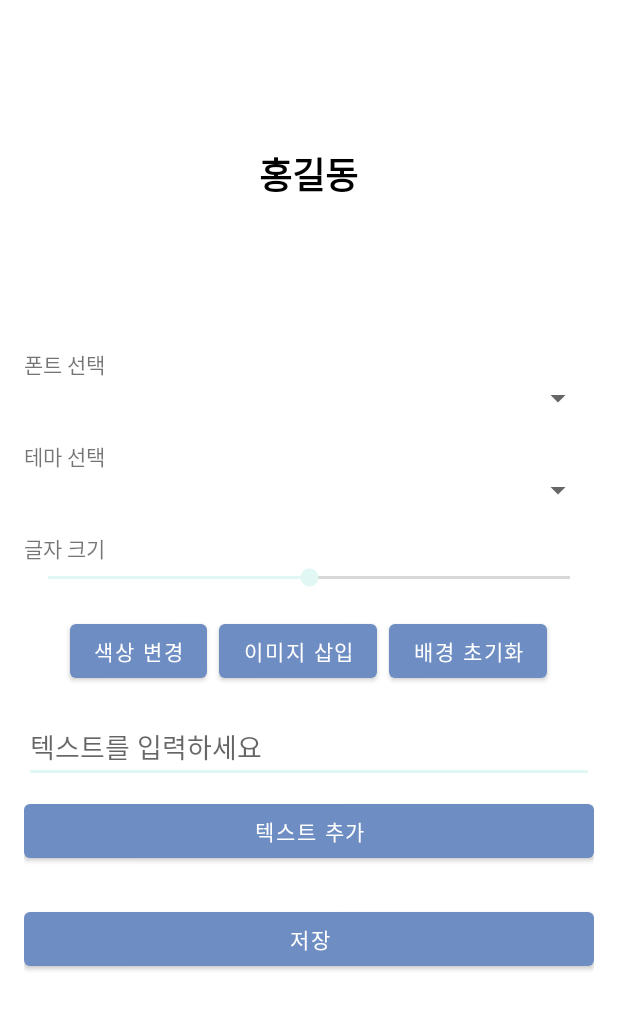
After one commit to Parkjunhyeok123/calendar, an Android app: the layout activity_card_editor.xml on its own in the app's theme, with its tools: preview values and no code run, on a phone screen of 412 x 824 dp. The commit adds this screen. Shown: the top 1010 px of the screen. Run offline under Robolectric (Android 15) with nearby library versions, the phone set to English and light mode, and no system bars.

Commit message:
인트로 사진 추가 및 식당 변경,명함 구현

```diff
--- a/app/src/main/AndroidManifest.xml
+++ b/app/src/main/AndroidManifest.xml
@@ -5,6 +5,11 @@
     <uses-permission android:name="android.permission.POST_NOTIFICATIONS" />
     <uses-permission android:name="android.permission.INTERNET"/>
     <uses-permission android:name="android.permission.ACCESS_FINE_LOCATION" />
+    <uses-permission android:name="android.permission.ACCESS_COARSE_LOCATION" />
+    <uses-permission android:name="android.permission.WRITE_EXTERNAL_STORAGE"
+        android:maxSdkVersion="28"/>
+    <uses-permission android:name="android.permission.READ_EXTERNAL_STORAGE"/>
+
 
 
     <application
@@ -58,6 +63,7 @@
         <activity android:name=".ui.approval.LeaveRequestListActivity" />
         <activity android:name=".ui.approval.LeaveRequestActivity" />
         <activity android:name=".ui.chat.ChatActivity" />
+        <activity android:name=".ui.card.CardEditorActivity" />
         <activity
             android:name=".ui.login.FindPwActivity"
             android:exported="true"
--- a/app/src/main/java/com/company/calendar/ui/main/MainFragment.java
+++ b/app/src/main/java/com/company/calendar/ui/main/MainFragment.java
@@ -21,6 +21,7 @@ import androidx.recyclerview.widget.RecyclerView;
 import com.company.calendar.R;
 import com.company.calendar.ui.approval.LeaveRequestListActivity;
 import com.company.calendar.ui.attendance.AttendanceActivity;
+import com.company.calendar.ui.card.CardEditorActivity;
 import com.company.calendar.ui.chat.ChatActivity;
 import com.company.calendar.ui.email.EmailActivity;
 import com.company.calendar.ui.event.EventListActivity;
@@ -103,6 +104,7 @@ public class MainFragment extends Fragment {
         shortcutList.add(new Shortcut("식당", R.drawable.ic_food));
         shortcutList.add(new Shortcut("전자결재", R.drawable.ic_ok));
         shortcutList.add(new Shortcut("부서별 채팅", R.drawable.ic_chat));
+        shortcutList.add(new Shortcut("명함", R.drawable.ic_chat));
 
 
         shortcutAdapter = new ShortcutAdapter(getContext(), shortcutList, position -> {
@@ -130,6 +132,9 @@ public class MainFragment extends Fragment {
                     break;
                 case 7:
                     startActivity(new Intent(getContext(), ChatActivity.class)); // 부서별 채팅 연결
+                    break;
+                case 8:
+                    startActivity(new Intent(getContext(), CardEditorActivity.class));
                     break;
             }
         });
--- a/app/src/main/java/com/company/calendar/ui/mypage/MypagePagerAdapter.java
+++ b/app/src/main/java/com/company/calendar/ui/mypage/MypagePagerAdapter.java
@@ -5,6 +5,7 @@ import androidx.fragment.app.Fragment;
 import androidx.fragment.app.FragmentManager;
 import androidx.fragment.app.FragmentStatePagerAdapter;
 
+import com.company.calendar.ui.card.CardEditorActivity;
 import com.company.calendar.ui.mail.MailFragment;
 
 
@@ -25,6 +26,8 @@ public class MypagePagerAdapter extends FragmentStatePagerAdapter {
                 return new MypageFourthFragment();
             case 2:
                 return new MailFragment();
+
+
             default:
                 return null;
         }
@@ -47,6 +50,7 @@ public class MypagePagerAdapter extends FragmentStatePagerAdapter {
             case 2:
                 return "메일";
 
+
             default:
                 return null;
         }
--- /dev/null
+++ b/app/src/main/res/layout/activity_card_editor.xml
@@ -0,0 +1,124 @@
+<?xml version="1.0" encoding="utf-8"?>
+<ScrollView xmlns:android="http://schemas.android.com/apk/res/android"
+    android:layout_width="match_parent"
+    android:layout_height="match_parent"
+    android:fillViewport="true"
+    android:padding="16dp">
+
+    <LinearLayout
+        android:layout_width="match_parent"
+        android:layout_height="wrap_content"
+        android:orientation="vertical">
+
+        <!-- 명함 미리보기 -->
+        <FrameLayout
+            android:id="@+id/cardLayout"
+            android:layout_width="match_parent"
+            android:layout_height="200dp"
+            android:background="#FFFFFF"
+            android:layout_marginBottom="16dp"
+            android:padding="8dp">
+
+            <ImageView
+                android:id="@+id/bgImage"
+                android:layout_width="match_parent"
+                android:layout_height="match_parent"
+                android:scaleType="centerCrop"
+                android:visibility="gone" />
+
+            <TextView
+                android:id="@+id/movableText"
+                android:layout_width="wrap_content"
+                android:layout_height="wrap_content"
+                android:text="홍길동"
+                android:textSize="24sp"
+                android:textColor="#000000"
+                android:textStyle="bold"
+                android:layout_gravity="center" />
+        </FrameLayout>
+
+        <!-- 폰트 선택 -->
+        <TextView
+            android:layout_width="wrap_content"
+            android:layout_height="wrap_content"
+            android:text="폰트 선택" />
+        <Spinner
+            android:id="@+id/spinnerFont"
+            android:layout_width="match_parent"
+            android:layout_height="wrap_content" />
+
+        <!-- 테마 선택 -->
+        <TextView
+            android:layout_width="wrap_content"
+            android:layout_height="wrap_content"
+            android:text="테마 선택"
+            android:layout_marginTop="16dp" />
+        <Spinner
+            android:id="@+id/spinnerTheme"
+            android:layout_width="match_parent"
+            android:layout_height="wrap_content" />
+
+        <!-- 글자 크기 조절 -->
+        <TextView
+            android:layout_width="wrap_content"
+            android:layout_height="wrap_content"
+            android:text="글자 크기"
+            android:layout_marginTop="16dp" />
+        <SeekBar
+            android:id="@+id/seekSize"
+            android:layout_width="match_parent"
+            android:layout_height="wrap_content"
+            android:max="48"
+            android:progress="24" />
+
+        <!-- 버튼들 -->
+        <LinearLayout
+            android:layout_width="match_parent"
+            android:layout_height="wrap_content"
+            android:orientation="horizontal"
+            android:layout_marginTop="16dp"
+            android:gravity="center">
+
+            <Button
+                android:id="@+id/buttonColor"
+                android:layout_width="wrap_content"
+                android:layout_height="wrap_content"
+                android:text="색상 변경" />
+
+            <Button
+                android:id="@+id/buttonImage"
+                android:layout_width="wrap_content"
+                android:layout_height="wrap_content"
+                android:text="이미지 삽입"
+                android:layout_marginStart="8dp" />
+
+            <Button
+                android:id="@+id/buttonChangeBg"
+                android:layout_width="wrap_content"
+                android:layout_height="wrap_content"
+                android:text="배경 초기화"
+                android:layout_marginStart="8dp" />
+        </LinearLayout>
+        <EditText
+            android:id="@+id/editTextInput"
+            android:layout_width="match_parent"
+            android:layout_height="wrap_content"
+            android:hint="텍스트를 입력하세요"
+            android:layout_marginTop="16dp" />
+
+        <Button
+            android:id="@+id/buttonAddText"
+            android:layout_width="match_parent"
+            android:layout_height="wrap_content"
+            android:text="텍스트 추가"
+            android:layout_marginTop="8dp" />
+
+        <!-- 저장 버튼 -->
+        <Button
+            android:id="@+id/buttonSave"
+            android:layout_width="match_parent"
+            android:layout_height="wrap_content"
+            android:text="저장"
+            android:layout_marginTop="24dp" />
+    </LinearLayout>
+</ScrollView>
```
Also changed, not shown: app/src/main/java/com/company/calendar/ui/card/CardEditorActivity.java (added, +478 -0 lines), app/src/main/res/drawable/ic_person_placeholder.xml (added, +10 -0 lines), app/src/main/res/layout/view_business_card.xml (added, +29 -0 lines), app/src/main/res/values/strings.xml (+15 -0 lines).
